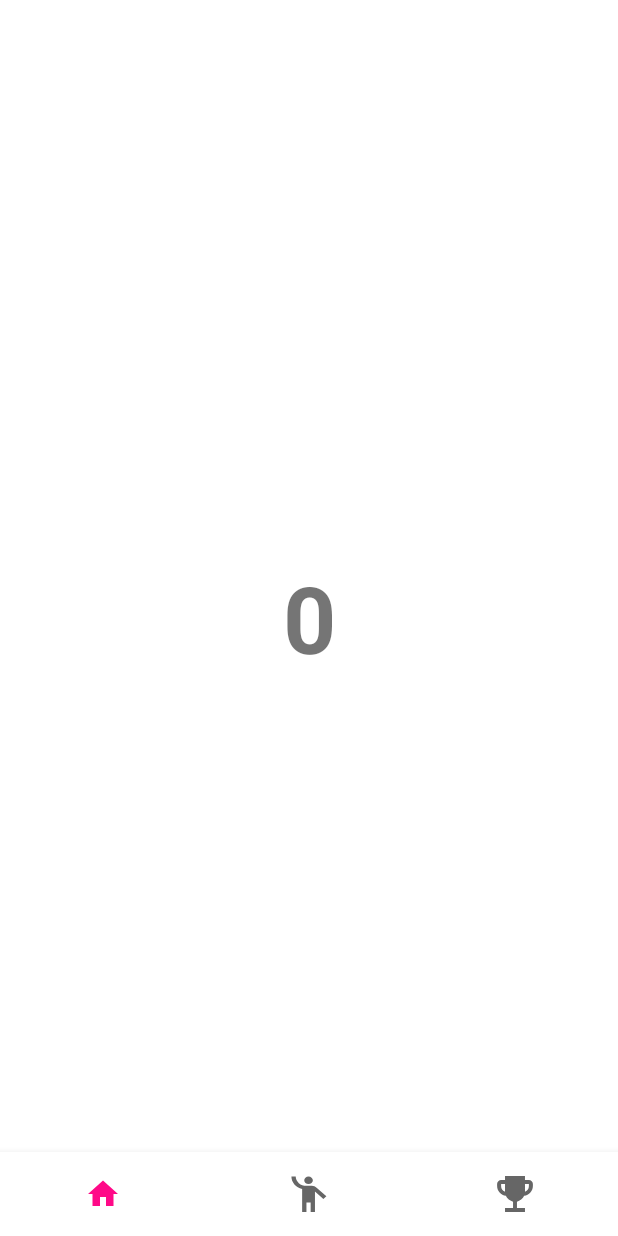
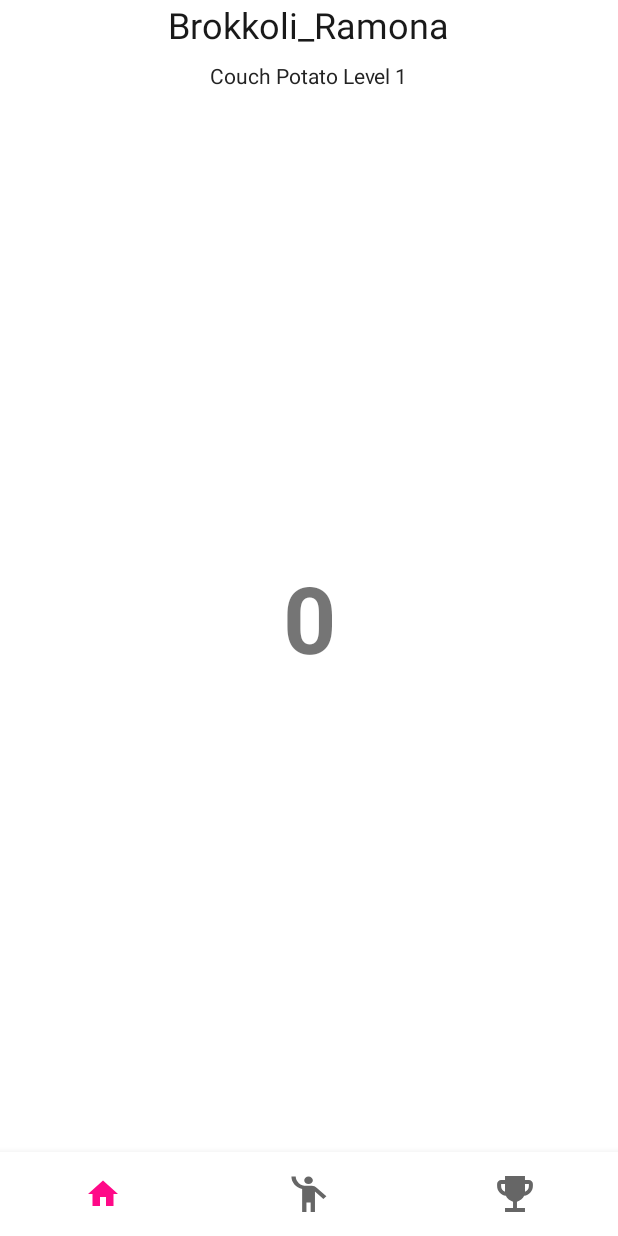
Before and after one commit to JohannesPtaszyk/StayAtHome, an Android app: the HomeFragment screen opened through its navigation route, on a phone screen of 412 x 824 dp. Run offline under Robolectric (Android 15) with nearby library versions, the phone set to English and light mode, and no system bars; our stand-ins replace navigation-ui; 1 statement that could not run was skipped.

Commit message:
Anpassungen an den Webservice Klassen und Layouting vom Homescreen. Abfrage des HighScores über Rest Schnittstelle.

```diff
--- a/StayAtHome-Android/app/build.gradle
+++ b/StayAtHome-Android/app/build.gradle
@@ -14,7 +14,7 @@ android {
         targetSdkVersion 29
         versionCode 1
         versionName "1.0"
-
+        vectorDrawables.useSupportLibrary = true
         testInstrumentationRunner "androidx.test.runner.AndroidJUnitRunner"
     }
 
--- a/StayAtHome-Android/app/src/main/res/layout/fragment_home.xml
+++ b/StayAtHome-Android/app/src/main/res/layout/fragment_home.xml
@@ -5,6 +5,30 @@
 	android:layout_width = "match_parent"
 	android:layout_height = "match_parent"
 	tools:context = ".ui.HomeFragment">
+
+	<TextView
+		android:id="@+id/userName"
+		android:layout_width="wrap_content"
+		android:layout_height="wrap_content"
+		android:layout_marginTop="32dp"
+		android:text="Brokkoli_Ramona"
+		android:textSize="24dp"
+		android:textColor="#191919"
+		app:layout_constraintEnd_toEndOf="parent"
+		app:layout_constraintHorizontal_bias="0.498"
+		app:layout_constraintStart_toStartOf="parent" />
+
+	<TextView
+		android:id="@+id/userStatus"
+		android:layout_width="wrap_content"
+		android:layout_height="wrap_content"
+		android:layout_marginTop="8dp"
+		android:text="Couch Potato Level 1"
+		android:textColor="#232323"
+		app:layout_constraintEnd_toEndOf="parent"
+		app:layout_constraintStart_toStartOf="parent"
+		app:layout_constraintTop_toBottomOf="@+id/userName" />
+
 
 	<TextView
 		android:id = "@+id/tv_points"
--- a/StayAtHome-Android/app/src/main/res/layout/fragment_launch.xml
+++ b/StayAtHome-Android/app/src/main/res/layout/fragment_launch.xml
@@ -48,11 +48,11 @@
 		app:layout_constraintTop_toTopOf="parent"
 		app:layout_constraintVertical_bias="0.35000002" />
 
-	<ImageButton
+	<androidx.appcompat.widget.AppCompatImageView
 		android:id="@+id/imageButton_profilePic"
 		android:layout_width="wrap_content"
 		android:layout_height="wrap_content"
-		android:src="@drawable/ic_launcher_foreground"
+		app:srcCompat="@drawable/ic_home"
 		android:contentDescription="Profilbild auswählen"
 		app:layout_constraintBottom_toBottomOf="parent"
 		app:layout_constraintEnd_toEndOf="parent"
```
Also changed, not shown: StayAtHome-Android/app/src/main/java/org/wirvsvirushackathon/stayathome/background/RestDBInterface.java (+8 -5 lines), StayAtHome-Android/app/src/main/java/org/wirvsvirushackathon/stayathome/background/RetrofitClientInstance.java (added, +32 -0 lines), StayAtHome-Android/app/src/main/java/org/wirvsvirushackathon/stayathome/background/ServerCommunicationService.java (deleted, +0 -109 lines), StayAtHome-Android/app/src/main/java/org/wirvsvirushackathon/stayathome/data/Challenges.java (added, +22 -0 lines), StayAtHome-Android/app/src/main/java/org/wirvsvirushackathon/stayathome/model/User.java (+7 -7 lines), StayAtHome-Android/app/src/main/java/org/wirvsvirushackathon/stayathome/ui/UserFragment.java (+56 -0 lines), StayAtHome-Android/app/src/main/res/drawable-v24/profilepicture.png (added).
